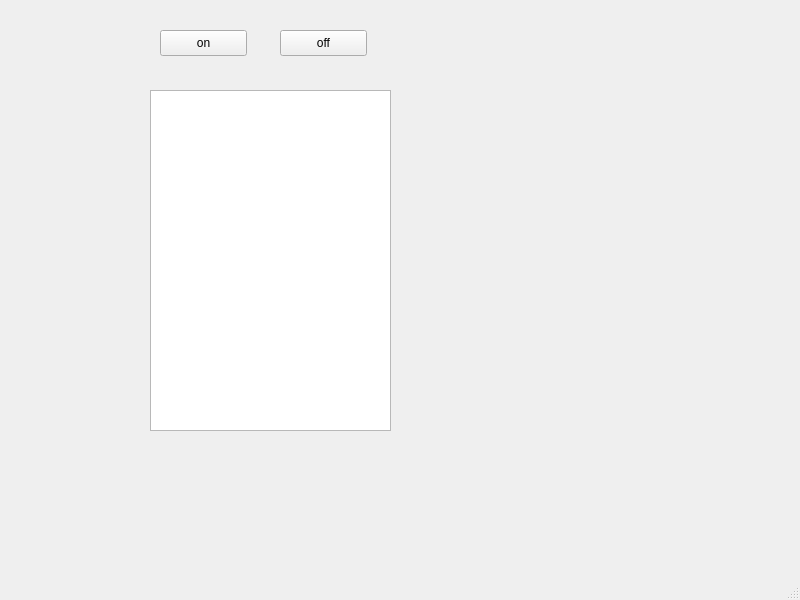
Above: mainwindow.ui from RussianCats/SCADA_2 before the change. Below: the same form after it.
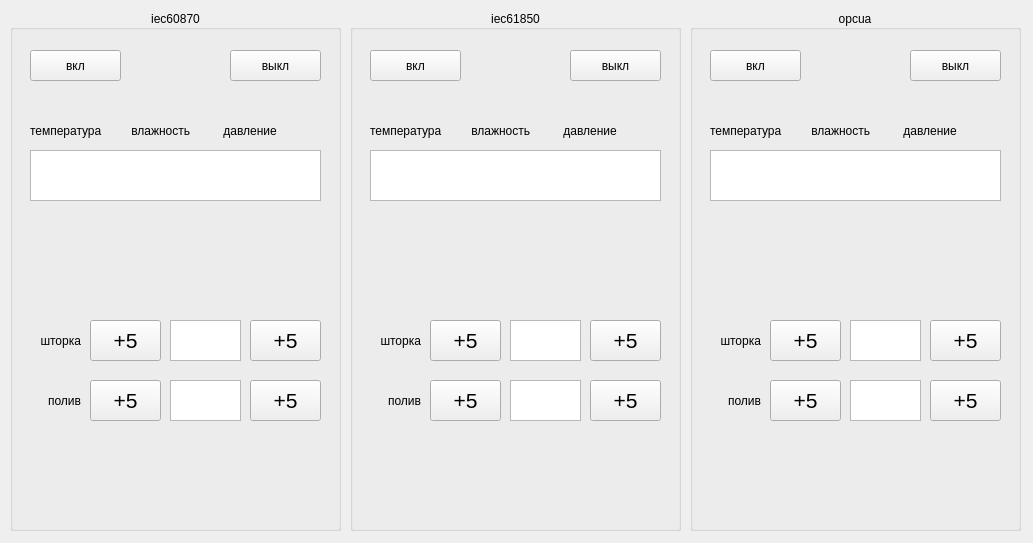
That is the form after the change.

```diff
--- a/mainwindow.ui
+++ b/mainwindow.ui
@@ -6,65 +6,738 @@
    <rect>
     <x>0</x>
     <y>0</y>
-    <width>800</width>
-    <height>600</height>
+    <width>1033</width>
+    <height>543</height>
    </rect>
   </property>
   <property name="windowTitle">
    <string>MainWindow</string>
   </property>
   <widget class="QWidget" name="centralwidget">
-   <widget class="QPushButton" name="pushButton">
+   <widget class="QGroupBox" name="groupBox">
     <property name="geometry">
      <rect>
-      <x>160</x>
-      <y>30</y>
-      <width>87</width>
-      <height>26</height>
+      <x>10</x>
+      <y>10</y>
+      <width>331</width>
+      <height>521</height>
      </rect>
     </property>
-    <property name="text">
-     <string>on</string>
+    <property name="title">
+     <string>iec60870</string>
     </property>
+    <property name="alignment">
+     <set>Qt::AlignCenter</set>
+    </property>
+    <widget class="QTextEdit" name="textEdit">
+     <property name="geometry">
+      <rect>
+       <x>20</x>
+       <y>140</y>
+       <width>291</width>
+       <height>51</height>
+      </rect>
+     </property>
+     <property name="font">
+      <font>
+       <pointsize>14</pointsize>
+      </font>
+     </property>
+     <property name="focusPolicy">
+      <enum>Qt::StrongFocus</enum>
+     </property>
+     <property name="html">
+      <string>&lt;!DOCTYPE HTML PUBLIC &quot;-//W3C//DTD HTML 4.0//EN&quot; &quot;http://www.w3.org/TR/REC-html40/strict.dtd&quot;&gt;
+&lt;html&gt;&lt;head&gt;&lt;meta name=&quot;qrichtext&quot; content=&quot;1&quot; /&gt;&lt;meta charset=&quot;utf-8&quot; /&gt;&lt;style type=&quot;text/css&quot;&gt;
+p, li { white-space: pre-wrap; }
+hr { height: 1px; border-width: 0; }
+&lt;/style&gt;&lt;/head&gt;&lt;body style=&quot; font-family:'Cantarell'; font-size:14pt; font-weight:400; font-style:normal;&quot;&gt;
+&lt;p align=&quot;center&quot; style=&quot;-qt-paragraph-type:empty; margin-top:0px; margin-bottom:0px; margin-left:0px; margin-right:0px; -qt-block-indent:0; text-indent:0px; font-size:11pt;&quot;&gt;&lt;br /&gt;&lt;/p&gt;&lt;/body&gt;&lt;/html&gt;</string>
+     </property>
+    </widget>
+    <widget class="QLabel" name="label">
+     <property name="geometry">
+      <rect>
+       <x>20</x>
+       <y>110</y>
+       <width>301</width>
+       <height>21</height>
+      </rect>
+     </property>
+     <property name="text">
+      <string>температура         влажность          давление</string>
+     </property>
+    </widget>
+    <widget class="QPushButton" name="pushButton">
+     <property name="geometry">
+      <rect>
+       <x>20</x>
+       <y>40</y>
+       <width>91</width>
+       <height>31</height>
+      </rect>
+     </property>
+     <property name="text">
+      <string>вкл</string>
+     </property>
+    </widget>
+    <widget class="QPushButton" name="pushButton_2">
+     <property name="geometry">
+      <rect>
+       <x>220</x>
+       <y>40</y>
+       <width>91</width>
+       <height>31</height>
+      </rect>
+     </property>
+     <property name="text">
+      <string>выкл</string>
+     </property>
+    </widget>
+    <widget class="QLabel" name="label_2">
+     <property name="geometry">
+      <rect>
+       <x>10</x>
+       <y>320</y>
+       <width>61</width>
+       <height>21</height>
+      </rect>
+     </property>
+     <property name="text">
+      <string>шторка</string>
+     </property>
+     <property name="alignment">
+      <set>Qt::AlignRight|Qt::AlignTrailing|Qt::AlignVCenter</set>
+     </property>
+    </widget>
+    <widget class="QTextEdit" name="textEdit_2">
+     <property name="geometry">
+      <rect>
+       <x>160</x>
+       <y>310</y>
+       <width>71</width>
+       <height>41</height>
+      </rect>
+     </property>
+     <property name="font">
+      <font>
+       <pointsize>16</pointsize>
+      </font>
+     </property>
+     <property name="focusPolicy">
+      <enum>Qt::StrongFocus</enum>
+     </property>
+     <property name="html">
+      <string>&lt;!DOCTYPE HTML PUBLIC &quot;-//W3C//DTD HTML 4.0//EN&quot; &quot;http://www.w3.org/TR/REC-html40/strict.dtd&quot;&gt;
+&lt;html&gt;&lt;head&gt;&lt;meta name=&quot;qrichtext&quot; content=&quot;1&quot; /&gt;&lt;meta charset=&quot;utf-8&quot; /&gt;&lt;style type=&quot;text/css&quot;&gt;
+p, li { white-space: pre-wrap; }
+hr { height: 1px; border-width: 0; }
+&lt;/style&gt;&lt;/head&gt;&lt;body style=&quot; font-family:'Cantarell'; font-size:16pt; font-weight:400; font-style:normal;&quot;&gt;
+&lt;p align=&quot;center&quot; style=&quot;-qt-paragraph-type:empty; margin-top:0px; margin-bottom:0px; margin-left:0px; margin-right:0px; -qt-block-indent:0; text-indent:0px; font-size:11pt;&quot;&gt;&lt;br /&gt;&lt;/p&gt;&lt;/body&gt;&lt;/html&gt;</string>
+     </property>
+    </widget>
+    <widget class="QPushButton" name="pushButton_3">
+     <property name="geometry">
+      <rect>
+       <x>80</x>
+       <y>310</y>
+       <width>71</width>
+       <height>41</height>
+      </rect>
+     </property>
+     <property name="font">
+      <font>
+       <pointsize>16</pointsize>
+      </font>
+     </property>
+     <property name="text">
+      <string>+5</string>
+     </property>
+    </widget>
+    <widget class="QPushButton" name="pushButton_4">
+     <property name="geometry">
+      <rect>
+       <x>240</x>
+       <y>310</y>
+       <width>71</width>
+       <height>41</height>
+      </rect>
+     </property>
+     <property name="font">
+      <font>
+       <pointsize>16</pointsize>
+      </font>
+     </property>
+     <property name="text">
+      <string>+5</string>
+     </property>
+    </widget>
+    <widget class="QLabel" name="label_3">
+     <property name="geometry">
+      <rect>
+       <x>10</x>
+       <y>380</y>
+       <width>61</width>
+       <height>21</height>
+      </rect>
+     </property>
+     <property name="text">
+      <string>полив</string>
+     </property>
+     <property name="alignment">
+      <set>Qt::AlignRight|Qt::AlignTrailing|Qt::AlignVCenter</set>
+     </property>
+    </widget>
+    <widget class="QPushButton" name="pushButton_5">
+     <property name="geometry">
+      <rect>
+       <x>80</x>
+       <y>370</y>
+       <width>71</width>
+       <height>41</height>
+      </rect>
+     </property>
+     <property name="font">
+      <font>
+       <pointsize>16</pointsize>
+      </font>
+     </property>
+     <property name="text">
+      <string>+5</string>
+     </property>
+    </widget>
+    <widget class="QPushButton" name="pushButton_6">
+     <property name="geometry">
+      <rect>
+       <x>240</x>
+       <y>370</y>
+       <width>71</width>
+       <height>41</height>
+      </rect>
+     </property>
+     <property name="font">
+      <font>
+       <pointsize>16</pointsize>
+      </font>
+     </property>
+     <property name="text">
+      <string>+5</string>
+     </property>
+    </widget>
+    <widget class="QTextEdit" name="textEdit_3">
+     <property name="geometry">
+      <rect>
+       <x>160</x>
+       <y>370</y>
+       <width>71</width>
+       <height>41</height>
+      </rect>
+     </property>
+     <property name="font">
+      <font>
+       <pointsize>16</pointsize>
+      </font>
+     </property>
+     <property name="focusPolicy">
+      <enum>Qt::StrongFocus</enum>
+     </property>
+     <property name="html">
+      <string>&lt;!DOCTYPE HTML PUBLIC &quot;-//W3C//DTD HTML 4.0//EN&quot; &quot;http://www.w3.org/TR/REC-html40/strict.dtd&quot;&gt;
+&lt;html&gt;&lt;head&gt;&lt;meta name=&quot;qrichtext&quot; content=&quot;1&quot; /&gt;&lt;meta charset=&quot;utf-8&quot; /&gt;&lt;style type=&quot;text/css&quot;&gt;
+p, li { white-space: pre-wrap; }
+hr { height: 1px; border-width: 0; }
+&lt;/style&gt;&lt;/head&gt;&lt;body style=&quot; font-family:'Cantarell'; font-size:16pt; font-weight:400; font-style:normal;&quot;&gt;
+&lt;p align=&quot;center&quot; style=&quot;-qt-paragraph-type:empty; margin-top:0px; margin-bottom:0px; margin-left:0px; margin-right:0px; -qt-block-indent:0; text-indent:0px; font-size:11pt;&quot;&gt;&lt;br /&gt;&lt;/p&gt;&lt;/body&gt;&lt;/html&gt;</string>
+     </property>
+    </widget>
    </widget>
-   <widget class="QPushButton" name="pushButton_2">
+   <widget class="QGroupBox" name="groupBox_2">
     <property name="geometry">
      <rect>
-      <x>280</x>
-      <y>30</y>
-      <width>87</width>
-      <height>26</height>
+      <x>350</x>
+      <y>10</y>
+      <width>331</width>
+      <height>521</height>
      </rect>
     </property>
-    <property name="text">
-     <string>off</string>
+    <property name="title">
+     <string>iec61850</string>
     </property>
+    <property name="alignment">
+     <set>Qt::AlignCenter</set>
+    </property>
+    <widget class="QTextEdit" name="textEdit_7">
+     <property name="geometry">
+      <rect>
+       <x>20</x>
+       <y>140</y>
+       <width>291</width>
+       <height>51</height>
+      </rect>
+     </property>
+     <property name="font">
+      <font>
+       <pointsize>14</pointsize>
+      </font>
+     </property>
+     <property name="focusPolicy">
+      <enum>Qt::StrongFocus</enum>
+     </property>
+     <property name="html">
+      <string>&lt;!DOCTYPE HTML PUBLIC &quot;-//W3C//DTD HTML 4.0//EN&quot; &quot;http://www.w3.org/TR/REC-html40/strict.dtd&quot;&gt;
+&lt;html&gt;&lt;head&gt;&lt;meta name=&quot;qrichtext&quot; content=&quot;1&quot; /&gt;&lt;meta charset=&quot;utf-8&quot; /&gt;&lt;style type=&quot;text/css&quot;&gt;
+p, li { white-space: pre-wrap; }
+hr { height: 1px; border-width: 0; }
+&lt;/style&gt;&lt;/head&gt;&lt;body style=&quot; font-family:'Cantarell'; font-size:14pt; font-weight:400; font-style:normal;&quot;&gt;
+&lt;p align=&quot;center&quot; style=&quot;-qt-paragraph-type:empty; margin-top:0px; margin-bottom:0px; margin-left:0px; margin-right:0px; -qt-block-indent:0; text-indent:0px; font-size:11pt;&quot;&gt;&lt;br /&gt;&lt;/p&gt;&lt;/body&gt;&lt;/html&gt;</string>
+     </property>
+    </widget>
+    <widget class="QLabel" name="label_7">
+     <property name="geometry">
+      <rect>
+       <x>20</x>
+       <y>110</y>
+       <width>301</width>
+       <height>21</height>
+      </rect>
+     </property>
+     <property name="text">
+      <string>температура         влажность          давление</string>
+     </property>
+    </widget>
+    <widget class="QPushButton" name="pushButton_13">
+     <property name="geometry">
+      <rect>
+       <x>20</x>
+       <y>40</y>
+       <width>91</width>
+       <height>31</height>
+      </rect>
+     </property>
+     <property name="text">
+      <string>вкл</string>
+     </property>
+    </widget>
+    <widget class="QPushButton" name="pushButton_14">
+     <property name="geometry">
+      <rect>
+       <x>220</x>
+       <y>40</y>
+       <width>91</width>
+       <height>31</height>
+      </rect>
+     </property>
+     <property name="text">
+      <string>выкл</string>
+     </property>
+    </widget>
+    <widget class="QLabel" name="label_8">
+     <property name="geometry">
+      <rect>
+       <x>10</x>
+       <y>320</y>
+       <width>61</width>
+       <height>21</height>
+      </rect>
+     </property>
+     <property name="text">
+      <string>шторка</string>
+     </property>
+     <property name="alignment">
+      <set>Qt::AlignRight|Qt::AlignTrailing|Qt::AlignVCenter</set>
+     </property>
+    </widget>
+    <widget class="QTextEdit" name="textEdit_8">
+     <property name="geometry">
+      <rect>
+       <x>160</x>
+       <y>310</y>
+       <width>71</width>
+       <height>41</height>
+      </rect>
+     </property>
+     <property name="font">
+      <font>
+       <pointsize>16</pointsize>
+      </font>
+     </property>
+     <property name="focusPolicy">
+      <enum>Qt::StrongFocus</enum>
+     </property>
+     <property name="html">
+      <string>&lt;!DOCTYPE HTML PUBLIC &quot;-//W3C//DTD HTML 4.0//EN&quot; &quot;http://www.w3.org/TR/REC-html40/strict.dtd&quot;&gt;
+&lt;html&gt;&lt;head&gt;&lt;meta name=&quot;qrichtext&quot; content=&quot;1&quot; /&gt;&lt;meta charset=&quot;utf-8&quot; /&gt;&lt;style type=&quot;text/css&quot;&gt;
+p, li { white-space: pre-wrap; }
+hr { height: 1px; border-width: 0; }
+&lt;/style&gt;&lt;/head&gt;&lt;body style=&quot; font-family:'Cantarell'; font-size:16pt; font-weight:400; font-style:normal;&quot;&gt;
+&lt;p align=&quot;center&quot; style=&quot;-qt-paragraph-type:empty; margin-top:0px; margin-bottom:0px; margin-left:0px; margin-right:0px; -qt-block-indent:0; text-indent:0px; font-size:11pt;&quot;&gt;&lt;br /&gt;&lt;/p&gt;&lt;/body&gt;&lt;/html&gt;</string>
+     </property>
+    </widget>
+    <widget class="QPushButton" name="pushButton_15">
+     <property name="geometry">
+      <rect>
+       <x>80</x>
+       <y>310</y>
+       <width>71</width>
+       <height>41</height>
+      </rect>
+     </property>
+     <property name="font">
+      <font>
+       <pointsize>16</pointsize>
+      </font>
+     </property>
+     <property name="text">
+      <string>+5</string>
+     </property>
+    </widget>
+    <widget class="QPushButton" name="pushButton_16">
+     <property name="geometry">
+      <rect>
+       <x>240</x>
+       <y>310</y>
+       <width>71</width>
+       <height>41</height>
+      </rect>
+     </property>
+     <property name="font">
+      <font>
+       <pointsize>16</pointsize>
+      </font>
+     </property>
+     <property name="text">
+      <string>+5</string>
+     </property>
+    </widget>
+    <widget class="QLabel" name="label_9">
+     <property name="geometry">
+      <rect>
+       <x>10</x>
+       <y>380</y>
+       <width>61</width>
+       <height>21</height>
+      </rect>
+     </property>
+     <property name="text">
+      <string>полив</string>
+     </property>
+     <property name="alignment">
+      <set>Qt::AlignRight|Qt::AlignTrailing|Qt::AlignVCenter</set>
+     </property>
+    </widget>
+    <widget class="QPushButton" name="pushButton_17">
+     <property name="geometry">
+      <rect>
+       <x>80</x>
+       <y>370</y>
+       <width>71</width>
+       <height>41</height>
+      </rect>
+     </property>
+     <property name="font">
+      <font>
+       <pointsize>16</pointsize>
+      </font>
+     </property>
+     <property name="text">
+      <string>+5</string>
+     </property>
+    </widget>
+    <widget class="QPushButton" name="pushButton_18">
+     <property name="geometry">
+      <rect>
+       <x>240</x>
+       <y>370</y>
+       <width>71</width>
+       <height>41</height>
+      </rect>
+     </property>
+     <property name="font">
+      <font>
+       <pointsize>16</pointsize>
+      </font>
+     </property>
+     <property name="text">
+      <string>+5</string>
+     </property>
+    </widget>
+    <widget class="QTextEdit" name="textEdit_9">
+     <property name="geometry">
+      <rect>
+       <x>160</x>
+       <y>370</y>
+       <width>71</width>
+       <height>41</height>
+      </rect>
+     </property>
+     <property name="font">
+      <font>
+       <pointsize>16</pointsize>
+      </font>
+     </property>
+     <property name="focusPolicy">
+      <enum>Qt::StrongFocus</enum>
+     </property>
+     <property name="html">
+      <string>&lt;!DOCTYPE HTML PUBLIC &quot;-//W3C//DTD HTML 4.0//EN&quot; &quot;http://www.w3.org/TR/REC-html40/strict.dtd&quot;&gt;
+&lt;html&gt;&lt;head&gt;&lt;meta name=&quot;qrichtext&quot; content=&quot;1&quot; /&gt;&lt;meta charset=&quot;utf-8&quot; /&gt;&lt;style type=&quot;text/css&quot;&gt;
+p, li { white-space: pre-wrap; }
+hr { height: 1px; border-width: 0; }
+&lt;/style&gt;&lt;/head&gt;&lt;body style=&quot; font-family:'Cantarell'; font-size:16pt; font-weight:400; font-style:normal;&quot;&gt;
+&lt;p align=&quot;center&quot; style=&quot;-qt-paragraph-type:empty; margin-top:0px; margin-bottom:0px; margin-left:0px; margin-right:0px; -qt-block-indent:0; text-indent:0px; font-size:11pt;&quot;&gt;&lt;br /&gt;&lt;/p&gt;&lt;/body&gt;&lt;/html&gt;</string>
+     </property>
+    </widget>
    </widget>
-   <widget class="QTextEdit" name="textEdit">
+   <widget class="QGroupBox" name="groupBox_3">
     <property name="geometry">
      <rect>
-      <x>150</x>
-      <y>90</y>
-      <width>241</width>
-      <height>341</height>
+      <x>690</x>
+      <y>10</y>
+      <width>331</width>
+      <height>521</height>
      </rect>
     </property>
+    <property name="title">
+     <string>opcua</string>
+    </property>
+    <property name="alignment">
+     <set>Qt::AlignCenter</set>
+    </property>
+    <widget class="QTextEdit" name="textEdit_13">
+     <property name="geometry">
+      <rect>
+       <x>20</x>
+       <y>140</y>
+       <width>291</width>
+       <height>51</height>
+      </rect>
+     </property>
+     <property name="font">
+      <font>
+       <pointsize>14</pointsize>
+      </font>
+     </property>
+     <property name="focusPolicy">
+      <enum>Qt::StrongFocus</enum>
+     </property>
+     <property name="layoutDirection">
+      <enum>Qt::RightToLeft</enum>
+     </property>
+     <property name="tabChangesFocus">
+      <bool>false</bool>
+     </property>
+     <property name="lineWrapMode">
+      <enum>QTextEdit::WidgetWidth</enum>
+     </property>
+     <property name="html">
+      <string>&lt;!DOCTYPE HTML PUBLIC &quot;-//W3C//DTD HTML 4.0//EN&quot; &quot;http://www.w3.org/TR/REC-html40/strict.dtd&quot;&gt;
+&lt;html&gt;&lt;head&gt;&lt;meta name=&quot;qrichtext&quot; content=&quot;1&quot; /&gt;&lt;meta charset=&quot;utf-8&quot; /&gt;&lt;style type=&quot;text/css&quot;&gt;
+p, li { white-space: pre-wrap; }
+hr { height: 1px; border-width: 0; }
+&lt;/style&gt;&lt;/head&gt;&lt;body style=&quot; font-family:'Cantarell'; font-size:14pt; font-weight:400; font-style:normal;&quot;&gt;
+&lt;p align=&quot;center&quot; style=&quot;-qt-paragraph-type:empty; margin-top:0px; margin-bottom:0px; margin-left:0px; margin-right:0px; -qt-block-indent:0; text-indent:0px; font-size:11pt;&quot;&gt;&lt;br /&gt;&lt;/p&gt;&lt;/body&gt;&lt;/html&gt;</string>
+     </property>
+    </widget>
+    <widget class="QLabel" name="label_13">
+     <property name="geometry">
+      <rect>
+       <x>20</x>
+       <y>110</y>
+       <width>301</width>
+       <height>21</height>
+      </rect>
+     </property>
+     <property name="text">
+      <string>температура         влажность          давление</string>
+     </property>
+    </widget>
+    <widget class="QPushButton" name="pushButton_25">
+     <property name="geometry">
+      <rect>
+       <x>20</x>
+       <y>40</y>
+       <width>91</width>
+       <height>31</height>
+      </rect>
+     </property>
+     <property name="text">
+      <string>вкл</string>
+     </property>
+    </widget>
+    <widget class="QPushButton" name="pushButton_26">
+     <property name="geometry">
+      <rect>
+       <x>220</x>
+       <y>40</y>
+       <width>91</width>
+       <height>31</height>
+      </rect>
+     </property>
+     <property name="text">
+      <string>выкл</string>
+     </property>
+    </widget>
+    <widget class="QLabel" name="label_14">
+     <property name="geometry">
+      <rect>
+       <x>10</x>
+       <y>320</y>
+       <width>61</width>
+       <height>21</height>
+      </rect>
+     </property>
+     <property name="text">
+      <string>шторка</string>
+     </property>
+     <property name="alignment">
+      <set>Qt::AlignRight|Qt::AlignTrailing|Qt::AlignVCenter</set>
+     </property>
+    </widget>
+    <widget class="QTextEdit" name="textEdit_14">
+     <property name="geometry">
+      <rect>
+       <x>160</x>
+       <y>310</y>
+       <width>71</width>
+       <height>41</height>
+      </rect>
+     </property>
+     <property name="font">
+      <font>
+       <pointsize>16</pointsize>
+      </font>
+     </property>
+     <property name="focusPolicy">
+      <enum>Qt::StrongFocus</enum>
+     </property>
+     <property name="html">
+      <string>&lt;!DOCTYPE HTML PUBLIC &quot;-//W3C//DTD HTML 4.0//EN&quot; &quot;http://www.w3.org/TR/REC-html40/strict.dtd&quot;&gt;
+&lt;html&gt;&lt;head&gt;&lt;meta name=&quot;qrichtext&quot; content=&quot;1&quot; /&gt;&lt;meta charset=&quot;utf-8&quot; /&gt;&lt;style type=&quot;text/css&quot;&gt;
+p, li { white-space: pre-wrap; }
+hr { height: 1px; border-width: 0; }
+&lt;/style&gt;&lt;/head&gt;&lt;body style=&quot; font-family:'Cantarell'; font-size:16pt; font-weight:400; font-style:normal;&quot;&gt;
+&lt;p align=&quot;center&quot; style=&quot;-qt-paragraph-type:empty; margin-top:0px; margin-bottom:0px; margin-left:0px; margin-right:0px; -qt-block-indent:0; text-indent:0px; font-size:11pt;&quot;&gt;&lt;br /&gt;&lt;/p&gt;&lt;/body&gt;&lt;/html&gt;</string>
+     </property>
+    </widget>
+    <widget class="QPushButton" name="pushButton_27">
+     <property name="geometry">
+      <rect>
+       <x>80</x>
+       <y>310</y>
+       <width>71</width>
+       <height>41</height>
+      </rect>
+     </property>
+     <property name="font">
+      <font>
+       <pointsize>16</pointsize>
+      </font>
+     </property>
+     <property name="text">
+      <string>+5</string>
+     </property>
+    </widget>
+    <widget class="QPushButton" name="pushButton_28">
+     <property name="geometry">
+      <rect>
+       <x>240</x>
+       <y>310</y>
+       <width>71</width>
+       <height>41</height>
+      </rect>
+     </property>
+     <property name="font">
+      <font>
+       <pointsize>16</pointsize>
+      </font>
+     </property>
+     <property name="text">
+      <string>+5</string>
+     </property>
+    </widget>
+    <widget class="QLabel" name="label_15">
+     <property name="geometry">
+      <rect>
+       <x>10</x>
+       <y>380</y>
+       <width>61</width>
+       <height>21</height>
+      </rect>
+     </property>
+     <property name="text">
+      <string>полив</string>
+     </property>
+     <property name="alignment">
+      <set>Qt::AlignRight|Qt::AlignTrailing|Qt::AlignVCenter</set>
+     </property>
+    </widget>
+    <widget class="QPushButton" name="pushButton_29">
+     <property name="geometry">
+      <rect>
+       <x>80</x>
+       <y>370</y>
+       <width>71</width>
+       <height>41</height>
+      </rect>
+     </property>
+     <property name="font">
+      <font>
+       <pointsize>16</pointsize>
+      </font>
+     </property>
+     <property name="text">
+      <string>+5</string>
+     </property>
+    </widget>
+    <widget class="QPushButton" name="pushButton_30">
+     <property name="geometry">
+      <rect>
+       <x>240</x>
+       <y>370</y>
+       <width>71</width>
+       <height>41</height>
+      </rect>
+     </property>
+     <property name="font">
+      <font>
+       <pointsize>16</pointsize>
+      </font>
+     </property>
+     <property name="text">
+      <string>+5</string>
+     </property>
+    </widget>
+    <widget class="QTextEdit" name="textEdit_15">
+     <property name="geometry">
+      <rect>
+       <x>160</x>
+       <y>370</y>
+       <width>71</width>
+       <height>41</height>
+      </rect>
+     </property>
+     <property name="font">
+      <font>
+       <pointsize>16</pointsize>
+      </font>
+     </property>
+     <property name="focusPolicy">
+      <enum>Qt::StrongFocus</enum>
+     </property>
+     <property name="html">
+      <string>&lt;!DOCTYPE HTML PUBLIC &quot;-//W3C//DTD HTML 4.0//EN&quot; &quot;http://www.w3.org/TR/REC-html40/strict.dtd&quot;&gt;
+&lt;html&gt;&lt;head&gt;&lt;meta name=&quot;qrichtext&quot; content=&quot;1&quot; /&gt;&lt;meta charset=&quot;utf-8&quot; /&gt;&lt;style type=&quot;text/css&quot;&gt;
+p, li { white-space: pre-wrap; }
+hr { height: 1px; border-width: 0; }
+&lt;/style&gt;&lt;/head&gt;&lt;body style=&quot; font-family:'Cantarell'; font-size:16pt; font-weight:400; font-style:normal;&quot;&gt;
+&lt;p align=&quot;center&quot; style=&quot;-qt-paragraph-type:empty; margin-top:0px; margin-bottom:0px; margin-left:0px; margin-right:0px; -qt-block-indent:0; text-indent:0px; font-size:11pt;&quot;&gt;&lt;br /&gt;&lt;/p&gt;&lt;/body&gt;&lt;/html&gt;</string>
+     </property>
+    </widget>
    </widget>
    <zorder>textEdit</zorder>
    <zorder>pushButton</zorder>
    <zorder>pushButton_2</zorder>
   </widget>
-  <widget class="QMenuBar" name="menubar">
-   <property name="geometry">
-    <rect>
-     <x>0</x>
-     <y>0</y>
-     <width>800</width>
-     <height>23</height>
-    </rect>
-   </property>
-  </widget>
-  <widget class="QStatusBar" name="statusbar"/>
  </widget>
  <resources/>
  <connections/>
```
Left out of the diff: 3 changed lines with no effect on the pictures.
